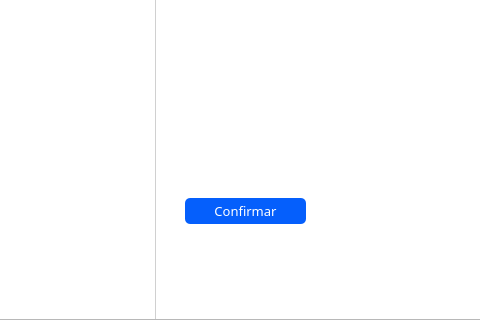
Old version of the form Interfaces/main/main_ui.ui in the repository juanignaciocansillieri/bullsoft; both pictures show x 519 to 999 and y 383 to 703 of the 1192 by 703 pixel window.
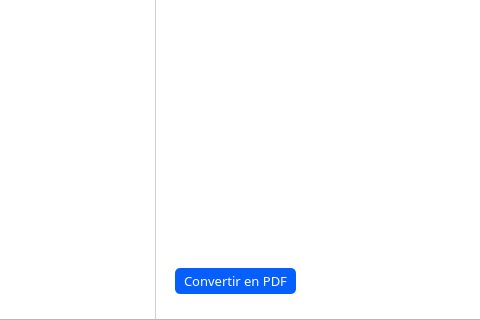
New version of the form. The open tabs and pages were chosen to show the change. Icons and pictures are not drawn.

Commit message: MEJORAS EN LA INTERFAZ - Cambios funcionalides Botones main principal

```diff
--- a/Interfaces/main/main_ui.ui
+++ b/Interfaces/main/main_ui.ui
@@ -4527,8 +4527,8 @@
                 <widget class="QPushButton" name="btn_confirmarPicking_2">
                  <property name="geometry">
                   <rect>
-                   <x>500</x>
-                   <y>580</y>
+                   <x>490</x>
+                   <y>650</y>
                    <width>121</width>
                    <height>26</height>
                   </rect>
@@ -4555,7 +4555,7 @@
 }</string>
                  </property>
                  <property name="text">
-                  <string>Confirmar</string>
+                  <string>Convertir en PDF</string>
                  </property>
                 </widget>
                </widget>
```
Left out of the diff: 2 changed lines with no effect on the pictures. The commit also changes 2 other files.
